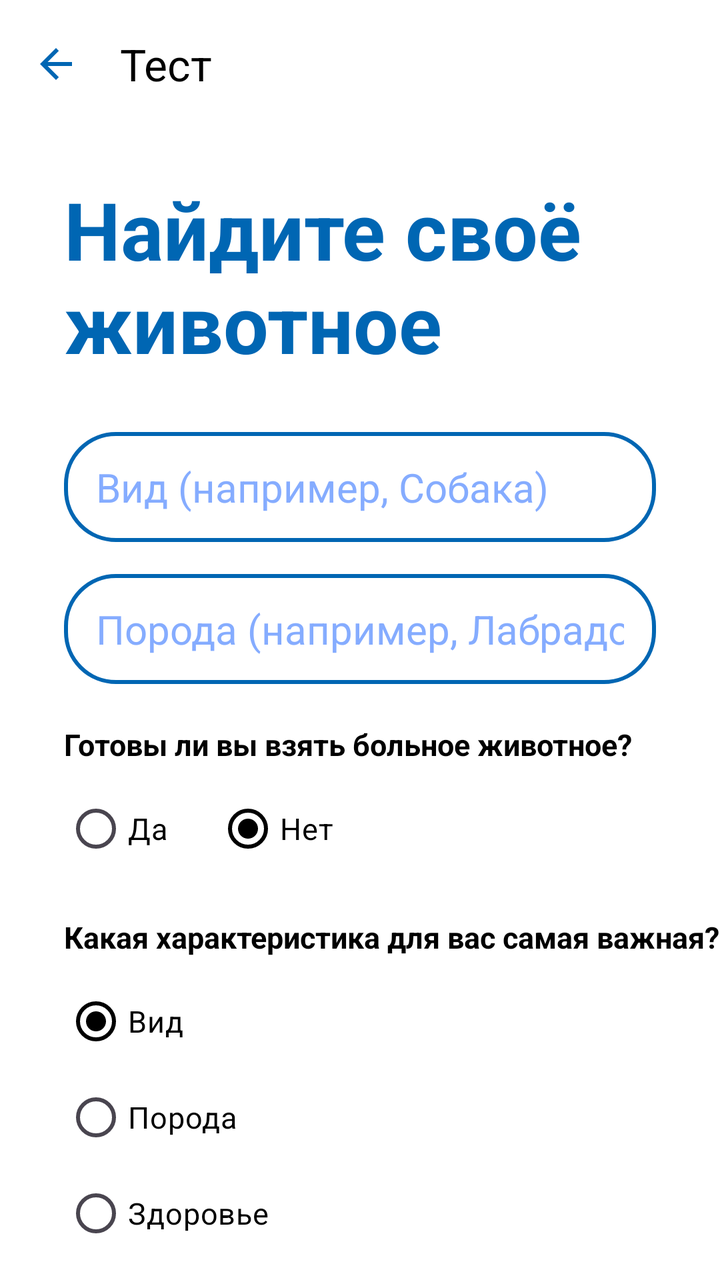
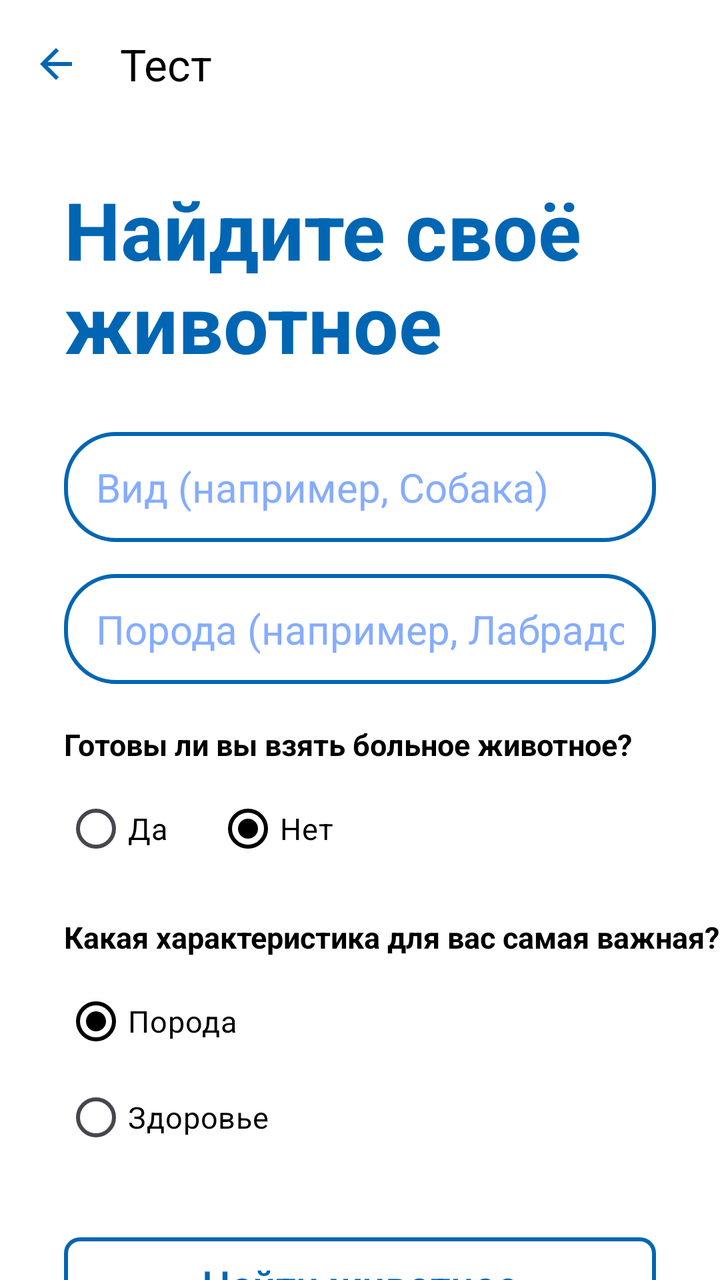

The first picture is an Android layout as it rendered before a commit; the second is the same layout after the commit. The layout source and the unified diff follow.
<!-- AndroidManifest.xml: application theme Theme.VetUslugi -->
<!-- res/layout/fragment_survey.xml -->
<?xml version="1.0" encoding="utf-8"?>
<androidx.constraintlayout.widget.ConstraintLayout xmlns:android="http://schemas.android.com/apk/res/android"
    xmlns:app="http://schemas.android.com/apk/res-auto"
    android:layout_width="match_parent"
    android:layout_height="match_parent">

    <com.google.android.material.appbar.MaterialToolbar
        android:id="@+id/toolbar"
        android:layout_width="0dp"
        android:layout_height="?attr/actionBarSize"
        android:background="?android:attr/background"
        app:layout_constraintEnd_toEndOf="parent"
        app:layout_constraintStart_toStartOf="parent"
        app:layout_constraintTop_toTopOf="parent"
        app:navigationIcon="@drawable/ic_arrow_back"
        app:navigationIconTint="@color/blue"
        app:title="Тест"
        app:titleTextColor="?android:attr/colorPrimary" />

    <androidx.core.widget.NestedScrollView
        android:layout_width="0dp"
        android:layout_height="0dp"
        app:layout_constraintBottom_toBottomOf="parent"
        app:layout_constraintEnd_toEndOf="parent"
        app:layout_constraintStart_toStartOf="parent"
        app:layout_constraintTop_toBottomOf="@+id/toolbar">

        <androidx.constraintlayout.widget.ConstraintLayout
            android:layout_width="match_parent"
            android:layout_height="wrap_content"
            android:paddingBottom="40dp">

            <TextView
                android:id="@+id/textView11"
                android:layout_width="0dp"
                android:layout_height="wrap_content"
                android:layout_marginStart="32dp"
                android:layout_marginEnd="32dp"
                android:layout_marginTop="24dp"
                android:text="Найдите своё\nживотное"
                android:textColor="@color/blue"
                android:textSize="40sp"
                android:textStyle="bold"
                app:layout_constraintStart_toStartOf="parent"
                app:layout_constraintTop_toTopOf="parent" />

            <EditText
                android:id="@+id/etSpecies"
                android:layout_width="0dp"
                android:layout_height="55dp"
                android:layout_marginStart="32dp"
                android:layout_marginEnd="32dp"
                android:layout_marginTop="28dp"
                android:background="@drawable/rounded_corners"
                android:hint="Вид (например, Собака)"
                android:inputType="text"
                android:paddingStart="16dp"
                android:paddingEnd="16dp"
                android:textColor="?android:attr/colorPrimary"
                app:layout_constraintEnd_toEndOf="parent"
                app:layout_constraintStart_toStartOf="parent"
                app:layout_constraintTop_toBottomOf="@+id/textView11" />

            <EditText
                android:id="@+id/etBreed"
                android:layout_width="0dp"
                android:layout_height="55dp"
                android:layout_marginStart="32dp"
                android:layout_marginEnd="32dp"
                android:layout_marginTop="16dp"
                android:background="@drawable/rounded_corners"
                android:hint="Порода (например, Лабрадор)"
                android:inputType="text"
                android:paddingStart="16dp"
                android:paddingEnd="16dp"
                android:textColor="?android:attr/colorPrimary"
                app:layout_constraintEnd_toEndOf="parent"
                app:layout_constraintStart_toStartOf="parent"
                app:layout_constraintTop_toBottomOf="@+id/etSpecies" />

            <TextView
                android:id="@+id/tvLabelSick"
                android:layout_width="0dp"
                android:layout_height="wrap_content"
                android:layout_marginStart="32dp"
                android:layout_marginEnd="32dp"
                android:layout_marginTop="20dp"
                android:text="Готовы ли вы взять больное животное?"
                android:textColor="?android:attr/colorPrimary"
                android:textSize="15sp"
                android:textStyle="bold"
                app:layout_constraintStart_toStartOf="parent"
                app:layout_constraintTop_toBottomOf="@+id/etBreed" />

            <RadioGroup
                android:id="@+id/rgSick"
                android:layout_width="0dp"
                android:layout_height="wrap_content"
                android:layout_marginStart="32dp"
                android:layout_marginEnd="32dp"
                android:layout_marginTop="8dp"
                android:orientation="horizontal"
                app:layout_constraintStart_toStartOf="parent"
                app:layout_constraintTop_toBottomOf="@+id/tvLabelSick">

                <RadioButton
                    android:id="@+id/rbSickYes"
                    android:layout_width="wrap_content"
                    android:layout_height="wrap_content"
                    android:layout_marginEnd="24dp"
                    android:buttonTint="@color/blue"
                    android:text="Да"
                    android:textColor="?android:attr/colorPrimary"
                    android:textSize="15sp" />

                <RadioButton
                    android:id="@+id/rbSickNo"
                    android:layout_width="wrap_content"
                    android:layout_height="wrap_content"
                    android:buttonTint="@color/blue"
                    android:checked="true"
                    android:text="Нет"
                    android:textColor="?android:attr/colorPrimary"
                    android:textSize="15sp" />

            </RadioGroup>

            <TextView
                android:id="@+id/tvLabelImportant"
                android:layout_width="0dp"
                android:layout_height="wrap_content"
                android:layout_marginStart="32dp"
                android:layout_marginEnd="32dp"
                android:layout_marginTop="20dp"
                android:text="Какая характеристика для вас самая важная?"
                android:textColor="?android:attr/colorPrimary"
                android:textSize="15sp"
                android:textStyle="bold"
                app:layout_constraintStart_toStartOf="parent"
                app:layout_constraintTop_toBottomOf="@+id/rgSick" />

            <RadioGroup
                android:id="@+id/rgImportant"
                android:layout_width="0dp"
                android:layout_height="wrap_content"
                android:layout_marginStart="32dp"
                android:layout_marginEnd="32dp"
                android:layout_marginTop="8dp"
                android:orientation="vertical"
                app:layout_constraintStart_toStartOf="parent"
                app:layout_constraintTop_toBottomOf="@+id/tvLabelImportant">

                <RadioButton
                    android:id="@+id/rbImportantSpecies"
                    android:layout_width="wrap_content"
                    android:layout_height="wrap_content"
                    android:buttonTint="@color/blue"
                    android:checked="true"
                    android:text="Вид"
                    android:textColor="?android:attr/colorPrimary"
                    android:textSize="15sp" />

                <RadioButton
                    android:id="@+id/rbImportantBreed"
                    android:layout_width="wrap_content"
                    android:layout_height="wrap_content"
                    android:buttonTint="@color/blue"
                    android:text="Порода"
                    android:textColor="?android:attr/colorPrimary"
                    android:textSize="15sp" />

                <RadioButton
                    android:id="@+id/rbImportantHealth"
                    android:layout_width="wrap_content"
                    android:layout_height="wrap_content"
                    android:buttonTint="@color/blue"
                    android:text="Здоровье"
                    android:textColor="?android:attr/colorPrimary"
                    android:textSize="15sp" />

            </RadioGroup>

            <Button
                android:id="@+id/btnSubmitSurvey"
                android:layout_width="0dp"
                android:layout_height="55dp"
                android:layout_marginStart="32dp"
                android:layout_marginEnd="32dp"
                android:layout_marginTop="32dp"
                android:text="Найти животное"
                app:layout_constraintEnd_toEndOf="parent"
                app:layout_constraintStart_toStartOf="parent"
                app:layout_constraintTop_toBottomOf="@+id/rgImportant" />

            <ProgressBar
                android:id="@+id/progressBar"
                style="?android:attr/progressBarStyleLarge"
                android:layout_width="wrap_content"
                android:layout_height="wrap_content"
                android:background="@android:color/transparent"
                android:indeterminate="true"
                android:indeterminateTint="@color/blue"
                android:visibility="gone"
                app:layout_constraintBottom_toBottomOf="parent"
                app:layout_constraintEnd_toEndOf="parent"
                app:layout_constraintStart_toStartOf="parent"
                app:layout_constraintTop_toTopOf="parent" />

        </androidx.constraintlayout.widget.ConstraintLayout>

    </androidx.core.widget.NestedScrollView>

</androidx.constraintlayout.widget.ConstraintLayout>
<!-- resources referenced by this layout -->
<resources>
  <color name="blue">#0066B3</color>
  <!-- drawable ic_arrow_back (drawable) -->
  <?xml version="1.0" encoding="utf-8"?>
  <vector xmlns:android="http://schemas.android.com/apk/res/android"
      android:width="24dp"
      android:height="24dp"
      android:viewportWidth="24"
      android:viewportHeight="24">
      <path
          android:fillColor="@color/blue"
          android:pathData="M20,11H7.83l5.59,-5.59L12,4l-8,8 8,8 1.41,-1.41L7.83,13H20v-2z" />
  </vector>
  <!-- drawable rounded_corners (drawable) -->
  <?xml version="1.0" encoding="utf-8"?>
  <selector xmlns:android="http://schemas.android.com/apk/res/android">
  
      <item android:state_focused="true">
          <shape>
              <solid android:color="?android:attr/background" />
              <stroke android:width="2.5dp" android:color="@color/blue" />
              <corners android:radius="25dp" />
              <padding
                  android:bottom="10dp"
                  android:left="12dp"
                  android:right="12dp"
                  android:top="10dp" />
          </shape>
      </item>
  
      <item>
          <shape>
              <solid android:color="?android:attr/background" />
              <stroke android:width="2dp" android:color="@color/blue" />
              <corners android:radius="25dp" />
              <padding
                  android:bottom="10dp"
                  android:left="12dp"
                  android:right="12dp"
                  android:top="10dp" />
          </shape>
      </item>
  
  </selector>
  <style name="Theme.VetUslugi" parent="Base.Theme.VetUslugi" />
  <style name="Base.Theme.VetUslugi" parent="Theme.Material3.DayNight.NoActionBar">
  
          <item name="materialButtonStyle">@style/Button</item>
          <item name="android:textViewStyle">@style/TextView</item>
          <item name="editTextStyle">@style/EditText</item>
          <item name="checkboxStyle">@style/BlueCheckBoxStyle</item>
  
          <item name="android:background">@color/white</item>
          <item name="colorPrimary">@color/black</item>
      </style>
  <style name="Button" parent="Widget.Material3.Button">
          <item name="shapeAppearanceOverlay">@style/ShapeAppearance.VetUslugi.Button</item>
          <item name="backgroundTint">@android:color/white</item>
          <item name="strokeColor">@color/blue</item>
          <item name="strokeWidth">2dp</item>
          <item name="android:textColor">@color/blue</item>
          <item name="android:textSize">20sp</item>
      </style>
  <style name="TextView" parent="android:Widget.TextView">
          <item name="android:textSize">20sp</item>
          <item name="android:textColor">@color/black</item>
      </style>
  <style name="EditText" parent="android:Widget.EditText">
          <item name="android:textColorHint">@color/light_blue</item>
          <item name="android:textSize">20sp</item>
          <item name="android:textColor">@color/blue</item>
          <item name="android:background">@drawable/rounded_corners</item>
      </style>
  <style name="BlueCheckBoxStyle" parent="Widget.AppCompat.CompoundButton.CheckBox">
          <item name="android:buttonTint">@color/checkbox_blue_tint</item>
      </style>
  <color name="white">#FFFFFF</color>
  <color name="black">#000000</color>
  <style name="ShapeAppearance.VetUslugi.Button" parent="ShapeAppearance.MaterialComponents.SmallComponent">
          <item name="cornerFamily">rounded</item>
          <item name="cornerSize">8dp</item>
      </style>
  <color name="light_blue">#85ACFF</color>
</resources>

<!-- the commit's change to res/layout/fragment_survey.xml (unified diff, before → after) -->
@@ -151,20 +151,11 @@
                 app:layout_constraintTop_toBottomOf="@+id/tvLabelImportant">
 
                 <RadioButton
-                    android:id="@+id/rbImportantSpecies"
+                    android:id="@+id/rbImportantBreed"
                     android:layout_width="wrap_content"
                     android:layout_height="wrap_content"
                     android:buttonTint="@color/blue"
                     android:checked="true"
-                    android:text="Вид"
-                    android:textColor="?android:attr/colorPrimary"
-                    android:textSize="15sp" />
-
-                <RadioButton
-                    android:id="@+id/rbImportantBreed"
-                    android:layout_width="wrap_content"
-                    android:layout_height="wrap_content"
-                    android:buttonTint="@color/blue"
                     android:text="Порода"
                     android:textColor="?android:attr/colorPrimary"
                     android:textSize="15sp" />
